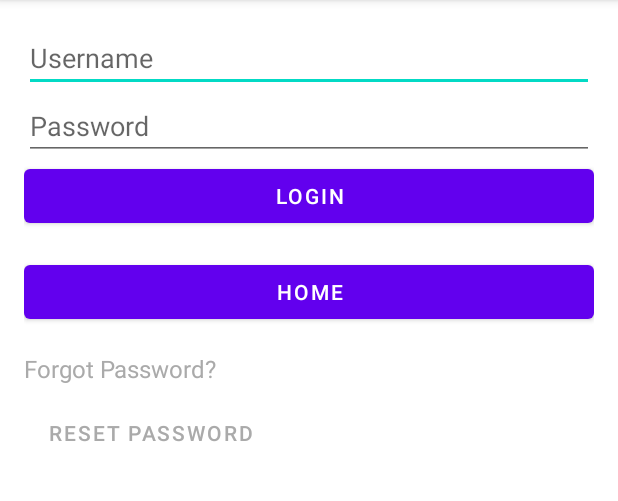
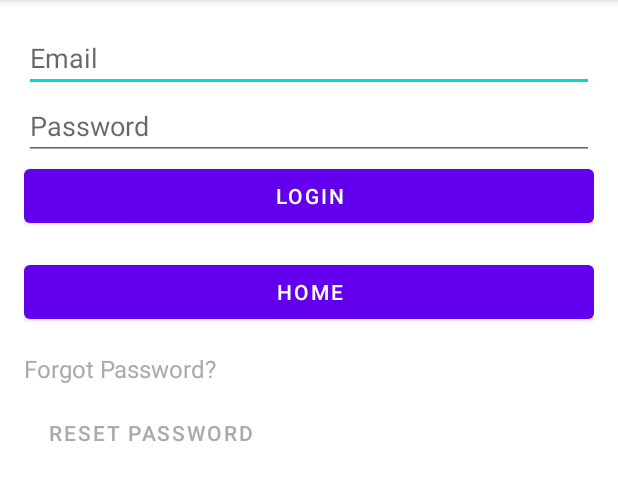
Before and after one commit to BenJohnson0/CleanStreets, an Android app: the LoginActivity screen opened directly, with no data from a screen before it, after a tap on "LOGIN", on a phone screen of 412 x 824 dp, the part 84-585 px from its top. Run offline under Robolectric (Android 15) with nearby library versions, the phone set to English and light mode, and no system bars; our stand-ins replace Firebase (no records; nobody signed in at launch, a user with empty details on screens opened directly).

Commit message:
login working, password reset toast message works (need to try with functional email)

```diff
--- a/app/src/main/java/com/example/urban_management_app/LoginActivity.java
+++ b/app/src/main/java/com/example/urban_management_app/LoginActivity.java
@@ -17,7 +17,7 @@ import com.google.firebase.auth.FirebaseAuth;
 
 public class LoginActivity extends AppCompatActivity {
 
-    private EditText editTextUsername, editTextPassword;
+    private EditText editTextEmail, editTextPassword;
     private Button buttonLogin, buttonHome, buttonForgotPassword;
     private FirebaseAuth firebaseAuth;
 
@@ -28,7 +28,7 @@ public class LoginActivity extends AppCompatActivity {
 
         firebaseAuth = FirebaseAuth.getInstance();
 
-        editTextUsername = findViewById(R.id.editTextUsername);
+        editTextEmail = findViewById(R.id.editTextEmail);
         editTextPassword = findViewById(R.id.editTextPassword);
         buttonLogin = findViewById(R.id.buttonLogin);
         buttonHome = findViewById(R.id.buttonHome);
@@ -37,13 +37,13 @@ public class LoginActivity extends AppCompatActivity {
         buttonLogin.setOnClickListener(new View.OnClickListener() {
             @Override
             public void onClick(View v) {
-                String username = editTextUsername.getText().toString().trim();
+                String email = editTextEmail.getText().toString().trim();
                 String password = editTextPassword.getText().toString().trim();
 
-                // Validate the user inputs (e.g., check for empty fields)
+                //TODO: Validate the user inputs (e.g., check for empty fields)
 
                 // Perform login authentication using the entered data
-                firebaseAuth.signInWithEmailAndPassword(username, password)
+                firebaseAuth.signInWithEmailAndPassword(email, password)
                         .addOnCompleteListener(LoginActivity.this, new OnCompleteListener<AuthResult>() {
                             @Override
                             public void onComplete(@NonNull Task<AuthResult> task) {
--- a/app/src/main/java/com/example/urban_management_app/MainActivity.java
+++ b/app/src/main/java/com/example/urban_management_app/MainActivity.java
@@ -38,6 +38,7 @@ public class MainActivity extends AppCompatActivity {
             }
         });
 
+        /* //TODO: should this be on the main screen?
         buttonForgotPassword.setOnClickListener(new View.OnClickListener() {
             @Override
             public void onClick(View v) {
@@ -45,5 +46,6 @@ public class MainActivity extends AppCompatActivity {
                 startActivity(new Intent(MainActivity.this, PasswordResetActivity.class));
             }
         });
+        */
     }
 }
--- a/app/src/main/java/com/example/urban_management_app/RegistrationActivity.java
+++ b/app/src/main/java/com/example/urban_management_app/RegistrationActivity.java
@@ -33,6 +33,7 @@ public class RegistrationActivity extends AppCompatActivity {
         editTextUsername = findViewById(R.id.editTextUsername);
         editTextEmail = findViewById(R.id.editTextEmail);
         editTextPassword = findViewById(R.id.editTextPassword);
+
         buttonRegister = findViewById(R.id.buttonRegister);
         buttonReturn = findViewById(R.id.buttonReturn);
 
@@ -68,7 +69,7 @@ public class RegistrationActivity extends AppCompatActivity {
             @Override
             public void onClick(View v) {
                 // Return to the home page or any desired activity
-                // e.g., startActivity(new Intent(RegistrationActivity.this, HomeActivity.class));
+                startActivity(new Intent(RegistrationActivity.this, MainActivity.class));
             }
         });
     }
--- a/app/src/main/res/layout/activity_login.xml
+++ b/app/src/main/res/layout/activity_login.xml
@@ -8,10 +8,11 @@
     tools:context=".LoginActivity">
 
     <EditText
-        android:id="@+id/editTextUsername"
+        android:id="@+id/editTextEmail"
         android:layout_width="match_parent"
         android:layout_height="wrap_content"
-        android:hint="Username" />
+        android:hint="Email"
+        android:inputType="textEmailAddress"/>
 
     <EditText
         android:id="@+id/editTextPassword"
--- a/app/src/main/res/layout/activity_main.xml
+++ b/app/src/main/res/layout/activity_main.xml
@@ -35,7 +35,6 @@
         android:layout_width="wrap_content"
         android:layout_height="wrap_content"
         android:layout_marginTop="16dp"
-        android:text="Forgot Password?"
         android:textColor="@android:color/darker_gray"
         android:textSize="16sp" />
 
@@ -43,7 +42,6 @@
         android:id="@+id/buttonForgotPassword"
         android:layout_width="wrap_content"
         android:layout_height="wrap_content"
-        android:text="Reset Password"
         android:textColor="@android:color/darker_gray"
         android:background="@android:color/transparent"
         android:layout_marginTop="8dp" />
```
